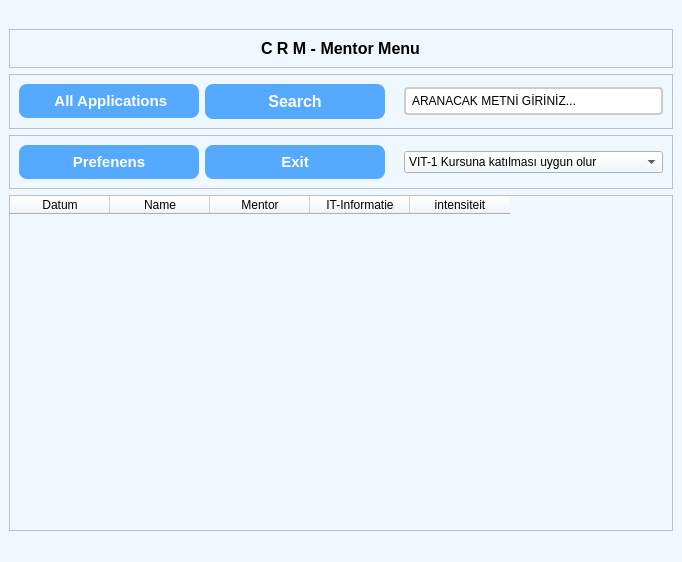
Old version of the form Mentor_Menu.ui in the repository mithat720/Python-Module-Week7.
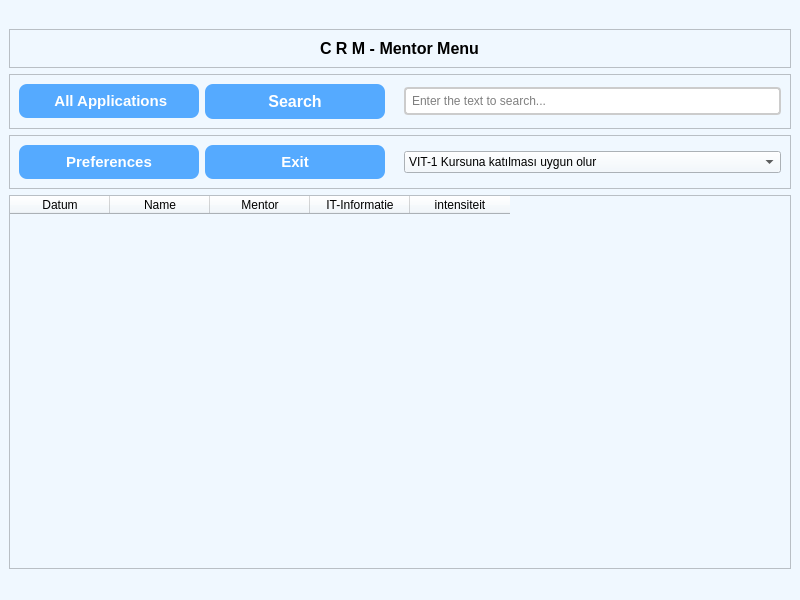
New version of the form. Icons and pictures are not drawn.

```diff
--- a/Mentor_Menu.ui
+++ b/Mentor_Menu.ui
@@ -6,8 +6,8 @@
    <rect>
     <x>0</x>
     <y>0</y>
-    <width>682</width>
-    <height>562</height>
+    <width>800</width>
+    <height>600</height>
    </rect>
   </property>
   <property name="font">
@@ -234,7 +234,10 @@
           </size>
          </property>
          <property name="text">
-          <string>ARANACAK METNİ GİRİNİZ...</string>
+          <string/>
+         </property>
+         <property name="placeholderText">
+          <string>Enter the text to search...</string>
          </property>
         </widget>
        </item>
@@ -293,7 +296,7 @@
 </string>
          </property>
          <property name="text">
-          <string>Prefenens</string>
+          <string>Preferences</string>
          </property>
          <property name="icon">
           <iconset>
```
Left out of the diff: 22 changed lines with no effect on the pictures.
